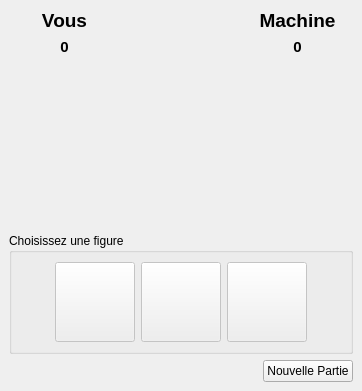
Before: the Qt Designer form chifoumivue.ui in RobinAlonzo/S2-01_Chifoumi, drawn with Qt 5.
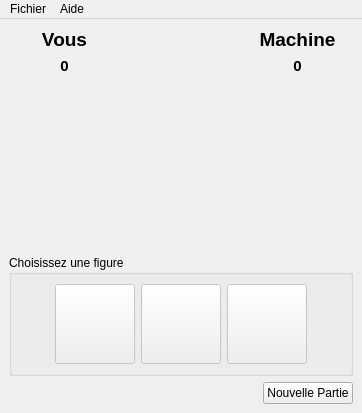
After: the same form once the commit is applied. Icons and pictures are not drawn.

```diff
--- a/chifoumivue.ui
+++ b/chifoumivue.ui
@@ -7,7 +7,7 @@
     <x>0</x>
     <y>0</y>
     <width>362</width>
-    <height>391</height>
+    <height>413</height>
    </rect>
   </property>
   <property name="windowTitle">
@@ -310,6 +310,46 @@
     </item>
    </layout>
   </widget>
+  <widget class="QMenuBar" name="menuBar">
+   <property name="geometry">
+    <rect>
+     <x>0</x>
+     <y>0</y>
+     <width>362</width>
+     <height>22</height>
+    </rect>
+   </property>
+   <widget class="QMenu" name="menuFichier">
+    <property name="title">
+     <string>Fichier</string>
+    </property>
+    <addaction name="actionQuitter"/>
+   </widget>
+   <widget class="QMenu" name="menuAide_2">
+    <property name="title">
+     <string>Aide</string>
+    </property>
+    <addaction name="actionA_propos"/>
+   </widget>
+   <addaction name="menuFichier"/>
+   <addaction name="menuAide_2"/>
+  </widget>
+  <action name="actionQuitter">
+   <property name="text">
+    <string>Quitter</string>
+   </property>
+   <property name="shortcut">
+    <string>F1</string>
+   </property>
+  </action>
+  <action name="actionA_propos">
+   <property name="text">
+    <string>A propos</string>
+   </property>
+   <property name="shortcut">
+    <string>F2</string>
+   </property>
+  </action>
  </widget>
  <resources>
   <include location="chifoumieVue.qrc"/>
```
Left out of the diff: 6 changed lines with no effect on the pictures.
